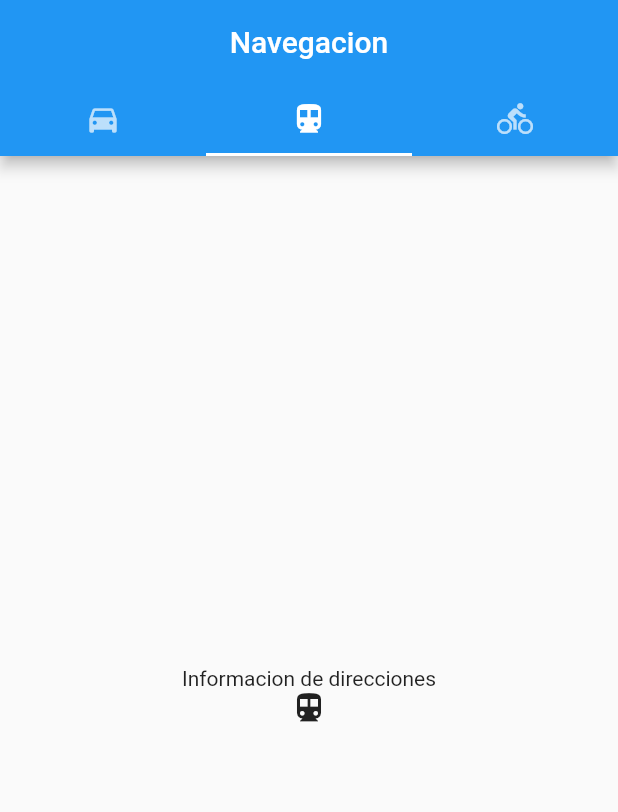
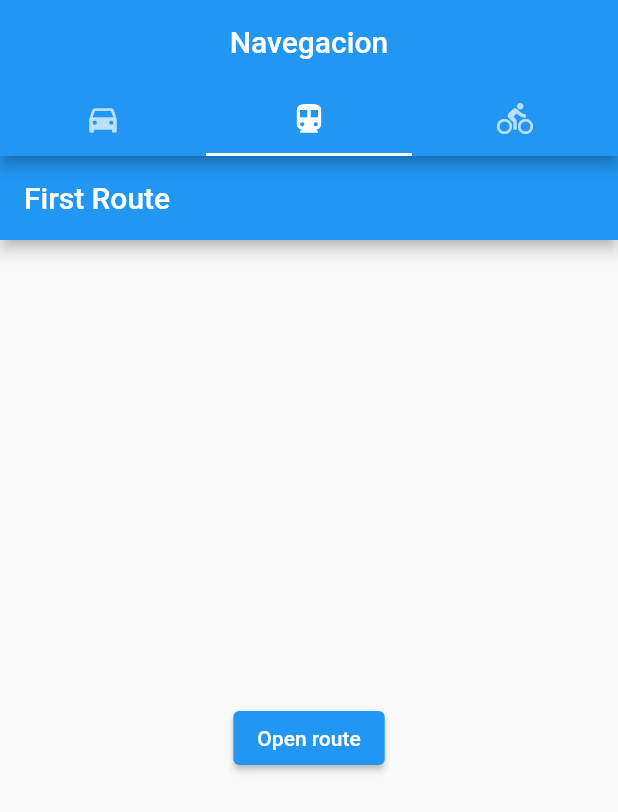
Before and after one commit to AbimelecG2/flutter_navegation, a Flutter app: the screen it shows after launch, tab 2 chosen, on a phone screen of 412 x 824 dp. Shown: the top 812 px of the screen. Run offline on Flutter 3.47's test engine with Material 2 defaults, Android fonts, the phone set to English and light mode, and no system bars.

Commit message:
segundo comentario

```diff
--- a/lib/src/pages/direction_page.dart
+++ b/lib/src/pages/direction_page.dart
@@ -1,14 +1,25 @@
 import 'package:flutter/material.dart';
+import 'package:flutter_navegacion/src/pages/direction_detail_page.dart';
 
 class DirectionPage extends StatelessWidget {
   const DirectionPage({super.key});
-
   @override
   Widget build(BuildContext context) {
-    return const Center(
-        child: Column(mainAxisAlignment: MainAxisAlignment.center, children: [
-      Text("Informacion de direcciones"),
-      Icon(Icons.directions_transit)
-    ]));
+    return Scaffold(
+      appBar: AppBar(
+        title: const Text('First Route'),
+      ),
+      body: Center(
+        child: ElevatedButton(
+          child: const Text('Open route'),
+          onPressed: () {
+            Navigator.push(
+              context,
+              MaterialPageRoute(builder: (context) => const DirectionDetailPage()),
+            );
+          },
+        ),
+      ),
+    );
   }
 }
```
Also changed, not shown: lib/src/pages/direction_detail_page.dart (added, +22 -0 lines).
